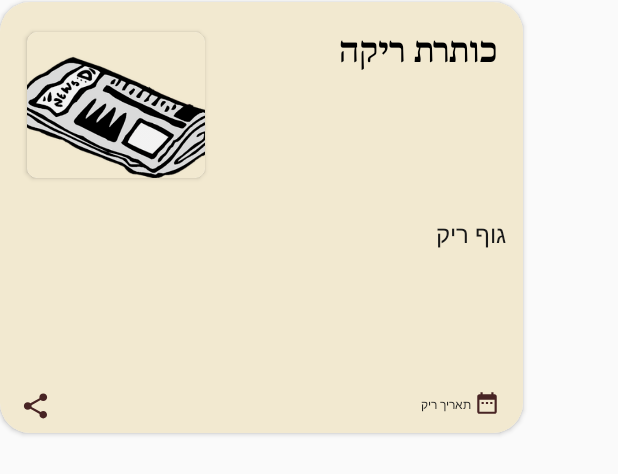
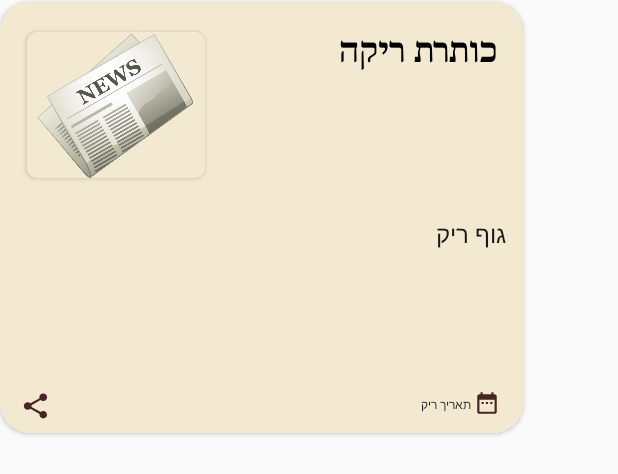
Before and after one commit to Noy-Bo/Articles-Feed, an Android app: the layout article_item.xml on its own in the app's theme, with its tools: preview values and no code run, on a phone screen of 412 x 824 dp. Shown: the top 474 px of the screen. Run offline under Robolectric (Android 15) with nearby library versions, the phone set to English and light mode, and no system bars.

Commit message:
mastered version

```diff
--- a/app/src/main/AndroidManifest.xml
+++ b/app/src/main/AndroidManifest.xml
@@ -15,7 +15,8 @@
         android:theme="@style/Theme.AppCompat.Light.NoActionBar">
 
         <activity android:name=".Activities.ArticleWebView" />
-        <activity android:name=".Activities.MainActivity">
+        <activity android:name=".Activities.MainActivity"
+            android:screenOrientation="portrait">
             <intent-filter>
                 <action android:name="android.intent.action.MAIN" />
 
--- a/app/src/main/java/com/example/articlefeed/Activities/MainActivity.java
+++ b/app/src/main/java/com/example/articlefeed/Activities/MainActivity.java
@@ -79,7 +79,7 @@ public class MainActivity extends AppCompatActivity implements SwipeRefreshLayou
                 for (WebsiteItem webItem : selectedWebsiteList) {
                     if (!item.toString().equals("parent_menu")) {
                         if (webItem.getWebsiteName().equals(item.toString())) {
-                            Toast.makeText(MainActivity.this, "האתר שבחרת כבר נמצא ברשימה", Toast.LENGTH_SHORT).show();
+                            Toast.makeText(MainActivity.this, "האתר שבחרת כבר קיים בתצוגה", Toast.LENGTH_SHORT).show();
                             selected = true;
                         }
                     }
--- a/app/src/main/java/com/example/articlefeed/WebServices/FriendsOfGeorgeDownloader.java
+++ b/app/src/main/java/com/example/articlefeed/WebServices/FriendsOfGeorgeDownloader.java
@@ -50,7 +50,7 @@ public class FriendsOfGeorgeDownloader extends AsyncTask<String,Void, ArrayList<
 
                 //Log.d("george","title: "+linkURL);
 
-                articles.add(new ArticleItem(title,body,date,"https://i.ibb.co/4p6B1NM/rsz-newspaper-976110-640.png",linkURL)); // no image :(
+                articles.add(new ArticleItem(title,body,date,"https://i.ibb.co/zsTHSD3/newspaper-icon-fancy.png",linkURL)); // no image :(
             }
 
 
--- a/app/src/main/java/com/example/articlefeed/WebServices/HayadaanDownloader.java
+++ b/app/src/main/java/com/example/articlefeed/WebServices/HayadaanDownloader.java
@@ -79,7 +79,7 @@ public class HayadaanDownloader extends AsyncTask<String,Void, ArrayList<Article
 
                 body = e.select("description").text();
                 title = e.select("title").text();
-                articles.add(new ArticleItem(title,body,date,"https://i.ibb.co/4p6B1NM/rsz-newspaper-976110-640.png",linkUrl));
+                articles.add(new ArticleItem(title,body,date,"https://i.ibb.co/zsTHSD3/newspaper-icon-fancy.png",linkUrl));
             }
 
         }
--- a/app/src/main/res/layout/article_item.xml
+++ b/app/src/main/res/layout/article_item.xml
@@ -46,7 +46,7 @@
                     android:adjustViewBounds="true"
                     android:background="@color/articleBackgroundColor"
                     android:scaleType="centerCrop"
-                    android:src="@drawable/newspaper_icon_free"></ImageView>
+                    android:src="@drawable/newspaper_icon_fancy"></ImageView>
             </androidx.cardview.widget.CardView>
 
 
--- a/app/src/main/res/layout/website_item.xml
+++ b/app/src/main/res/layout/website_item.xml
@@ -37,9 +37,10 @@
             android:layout_width="0dp"
             android:layout_height="45sp"
             android:gravity="right"
-            android:text=" Hello World"
+            android:text="website name "
             app:layout_constraintWidth_percent="0.83"
             android:textColor="@color/black"
+            android:textStyle="bold"
             android:textSize="20sp"
             android:typeface="sans"
 
```
Also changed, not shown: app/src/main/java/com/example/articlefeed/Adapters/ArticleListAdapter.java (+1 -11 lines), app/src/main/java/com/example/articlefeed/WebServices/MekomitDownloader.java (+0 -5 lines), app/src/main/res/drawable/newspaper_icon_fancy.png (added).
